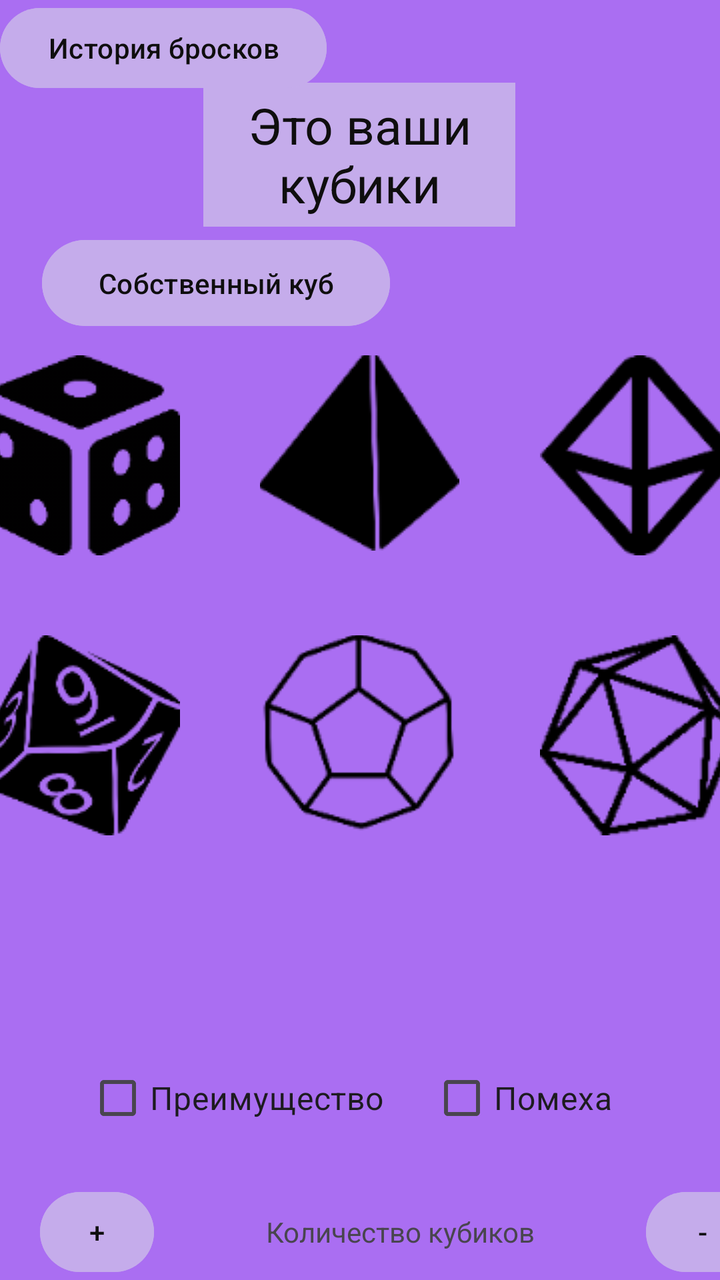
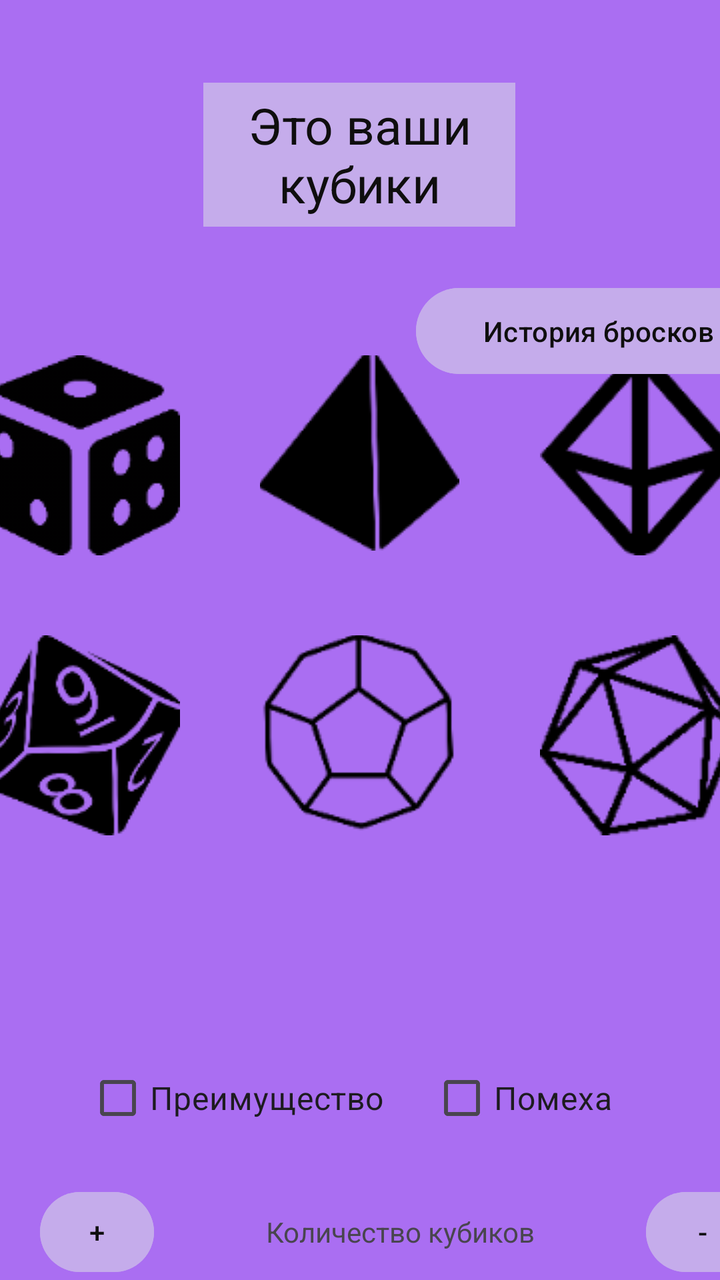

The first picture is an Android layout as it rendered before a commit; the second is the same layout after the commit. The layout source and the unified diff follow.
<!-- AndroidManifest.xml: application theme Theme.DicePool -->
<!-- res/layout/activity_main.xml -->
<?xml version="1.0" encoding="utf-8"?>
<androidx.constraintlayout.widget.ConstraintLayout xmlns:android="http://schemas.android.com/apk/res/android"
    xmlns:app="http://schemas.android.com/apk/res-auto"
    xmlns:tools="http://schemas.android.com/tools"
    android:id="@+id/main"
    android:layout_width="match_parent"
    android:layout_height="match_parent"
    android:background="#D8611616"
    android:backgroundTint="#9B56F0"
    tools:context=".MainActivity">

    <TextView
        android:layout_width="156dp"
        android:layout_height="72dp"
        android:background="#C5ACEB"
        android:gravity="center"
        android:text="Это ваши кубики"
        android:textColor="#0F0E0E"
        android:textColorHighlight="#662DEB"
        android:textColorHint="#662DEB"
        android:textColorLink="#662DEB"
        android:textSize="25dp"
        app:layout_constraintBottom_toBottomOf="parent"
        app:layout_constraintEnd_toEndOf="parent"
        app:layout_constraintHorizontal_bias="0.498"
        app:layout_constraintStart_toStartOf="parent"
        app:layout_constraintTop_toTopOf="parent"
        app:layout_constraintVertical_bias="0.073" />

    <LinearLayout
        android:layout_width="match_parent"
        android:layout_height="wrap_content"
        android:layout_marginTop="20dp"
        android:layout_marginBottom="4dp"
        android:gravity="center"
        android:orientation="vertical"
        app:layout_constraintBottom_toBottomOf="parent"
        app:layout_constraintEnd_toEndOf="parent"
        app:layout_constraintTop_toTopOf="parent"
        app:layout_constraintVertical_bias="0.41">


        <LinearLayout
            android:id="@+id/linearLayout2"
            android:layout_width="398dp"
            android:layout_height="wrap_content"
            android:gravity="center"
            android:orientation="horizontal">

            <ImageButton
                android:id="@+id/D6"
                android:layout_width="100dp"
                android:layout_height="100dp"
                android:layout_margin="20dp"
                android:backgroundTint="#00FFFFFF"
                android:contentDescription="@string/d6"
                android:src="@drawable/d6"
                android:text="@string/d6"
                android:textAlignment="viewStart"
                android:textDirection="locale" />

            <ImageButton
                android:id="@+id/D4"
                style="@android:style/Widget.ImageButton"
                android:layout_width="100dp"
                android:layout_height="100dp"
                android:layout_margin="20dp"
                android:backgroundTint="#008E4747"
                android:contentDescription="@string/d4"
                android:src="@drawable/d4"
                android:textAlignment="textEnd"
                android:textDirection="anyRtl" />

            <ImageButton
                android:id="@+id/D8"
                android:layout_width="100dp"
                android:layout_height="100dp"
                android:layout_margin="20dp"
                android:backgroundTint="#00FFFFFF"
                android:contentDescription="@string/d8"
                android:src="@drawable/d8" />

        </LinearLayout>

        <LinearLayout
            android:id="@+id/linearLayout"
            android:layout_width="wrap_content"
            android:layout_height="wrap_content"
            android:gravity="center"
            android:orientation="horizontal">

            <ImageButton
                android:id="@+id/D10"
                android:layout_width="100dp"
                android:layout_height="100dp"
                android:layout_margin="20dp"
                android:backgroundTint="#00FFFFFF"
                android:contentDescription="@string/d10"
                android:src="@drawable/d10" />

            <ImageButton
                android:id="@+id/D12"
                style="@android:style/Widget.ImageButton"
                android:layout_width="100dp"
                android:layout_height="100dp"
                android:layout_margin="20dp"
                android:backgroundTint="#008E4747"
                android:contentDescription="@string/d12"
                android:src="@drawable/d12" />

            <ImageButton
                android:id="@+id/D20"
                android:layout_width="100dp"
                android:layout_height="100dp"
                android:layout_margin="20dp"
                android:backgroundTint="#00FFFFFF"
                android:contentDescription="@string/d12"
                android:src="@drawable/d20" />

        </LinearLayout>
    </LinearLayout>

    <LinearLayout
        android:id="@+id/linearCheck"
        android:layout_width="wrap_content"
        android:layout_height="wrap_content"
        android:layout_marginStart="150dp"
        android:layout_marginTop="520dp"
        android:layout_marginEnd="140dp"
        android:gravity="center"
        android:orientation="horizontal"
        app:layout_constraintEnd_toEndOf="parent"
        app:layout_constraintStart_toStartOf="parent"
        app:layout_constraintTop_toTopOf="parent"
        tools:ignore="MissingConstraints">

        <CheckBox
            android:id="@+id/Adv"
            android:layout_width="172dp"
            android:layout_height="58dp"
            android:text="Преимущество"
            android:textSize="16sp"
            tools:layout_editor_absoluteX="76dp"
            tools:layout_editor_absoluteY="520dp" />

        <CheckBox
            android:id="@+id/Disadv"
            android:layout_width="112dp"
            android:layout_height="58dp"
            android:gravity="center_vertical"
            android:text="Помеха"
            android:textSize="16sp"
            tools:layout_editor_absoluteX="76dp"
            tools:layout_editor_absoluteY="520dp" />
    </LinearLayout>
    <LinearLayout
        android:layout_width="373dp"
        android:layout_height="52dp"
        android:layout_marginStart="20dp"
        android:layout_marginTop="592dp"
        android:orientation="horizontal"
        app:layout_constraintStart_toStartOf="parent"
        app:layout_constraintTop_toTopOf="parent"
        tools:ignore="MissingConstraints">

        <Button
            android:id="@+id/Plus1"
            android:layout_width="57dp"
            android:layout_height="wrap_content"
            android:backgroundTint="#C5ACEB"
            android:text="@string/plus"
            android:textColor="#0F0E0E" />
        <TextView
            android:id="@+id/cntofdice"
            android:layout_width="246dp"
            android:layout_height="wrap_content"
            android:gravity="center"
            android:text="Количество кубиков"/>

        <Button
            android:id="@+id/Minus1"
            android:layout_width="57dp"
            android:layout_height="wrap_content"
            android:layout_gravity="top"
            android:backgroundTint="#C5ACEB"
            android:text="@string/minus"
            android:textColor="#0F0E0E" />
    </LinearLayout>

    <LinearLayout
        android:layout_width="373dp"
        android:layout_height="52dp"
        android:layout_marginStart="16dp"
        android:layout_marginTop="660dp"
        android:orientation="horizontal"
        app:layout_constraintStart_toStartOf="parent"
        app:layout_constraintTop_toTopOf="parent"
        tools:ignore="MissingConstraints">

        <Button
            android:id="@+id/Plus2"
            android:layout_width="57dp"
            android:layout_height="wrap_content"
            android:layout_marginStart="5dp"
            android:backgroundTint="#C5ACEB"
            android:text="@string/plus"
            android:textColor="#0F0E0E" />

        <TextView
            android:id="@+id/moreres"
            android:layout_width="246dp"
            android:layout_height="wrap_content"
            android:gravity="center"
            android:text="Плюс к значению"/>

        <Button
            android:id="@+id/Minus2"
            android:layout_width="57dp"
            android:layout_height="wrap_content"
            android:layout_gravity="top"
            android:backgroundTint="#C5ACEB"
            android:text="@string/minus"
            android:textColor="#0F0E0E" />
    </LinearLayout>

    <Button
        android:id="@+id/Custom"
        android:layout_width="174dp"
        android:layout_height="51dp"
        android:backgroundTint="#C5ACEB"
        android:text="Собственный куб"
        android:textColor="#0F0E0E"
        android:textColorLink="#C5ACEB"
        app:iconTint="#C5ACEB"
        app:layout_constraintBottom_toBottomOf="parent"
        app:layout_constraintEnd_toEndOf="parent"
        app:layout_constraintHorizontal_bias="0.113"
        app:layout_constraintStart_toStartOf="parent"
        app:layout_constraintTop_toTopOf="parent"
        app:layout_constraintVertical_bias="0.197"
        tools:ignore="MissingConstraints" />

    <Button
        android:id="@+id/button"
        android:layout_width="wrap_content"
        android:layout_height="wrap_content"
        android:backgroundTint="#C5ACEB"
        android:text="История бросков"
        android:textColor="#0F0E0E"
        android:onClick="openSecondActivity"
        tools:layout_editor_absoluteX="226dp"
        tools:layout_editor_absoluteY="168dp"
        tools:ignore="MissingConstraints" />


</androidx.constraintlayout.widget.ConstraintLayout>
<!-- resources referenced by this layout -->
<resources>
  <!-- drawable d10: png bitmap (drawable, 5410 bytes) -->
  <!-- drawable d12: png bitmap (drawable, 4969 bytes) -->
  <!-- drawable d20: png bitmap (drawable, 5662 bytes) -->
  <!-- drawable d4: png bitmap (drawable, 2991 bytes) -->
  <!-- drawable d6: png bitmap (drawable, 3173 bytes) -->
  <!-- drawable d8: png bitmap (drawable, 3604 bytes) -->
  <string name="d10">D10</string>
  <string name="d12">D12</string>
  <string name="d4">D4</string>
  <string name="d6">D6</string>
  <string name="d8">D8</string>
  <string name="minus">-</string>
  <string name="plus">+</string>
  <style name="Theme.DicePool" parent="Base.Theme.DicePool" />
  <style name="Base.Theme.DicePool" parent="Theme.Material3.DayNight.NoActionBar">
          
          
      </style>
</resources>

<!-- the commit's change to res/layout/activity_main.xml (unified diff, before → after) -->
@@ -10,6 +10,7 @@
     tools:context=".MainActivity">
 
     <TextView
+        android:id="@+id/textView"
         android:layout_width="156dp"
         android:layout_height="72dp"
         android:background="#C5ACEB"
@@ -225,31 +226,35 @@
 
     <Button
         android:id="@+id/Custom"
-        android:layout_width="174dp"
+        android:layout_width="182dp"
         android:layout_height="51dp"
+        android:layout_gravity="top"
+        android:layout_marginStart="10dp"
+        android:layout_marginTop="25dp"
+        android:layout_marginBottom="545dp"
         android:backgroundTint="#C5ACEB"
         android:text="Собственный куб"
         android:textColor="#0F0E0E"
         android:textColorLink="#C5ACEB"
         app:iconTint="#C5ACEB"
         app:layout_constraintBottom_toBottomOf="parent"
-        app:layout_constraintEnd_toEndOf="parent"
-        app:layout_constraintHorizontal_bias="0.113"
-        app:layout_constraintStart_toStartOf="parent"
-        app:layout_constraintTop_toTopOf="parent"
-        app:layout_constraintVertical_bias="0.197"
+        app:layout_constraintStart_toStartOf="parent"
+        app:layout_constraintTop_toBottomOf="@+id/textView"
         tools:ignore="MissingConstraints" />
 
     <Button
         android:id="@+id/button"
-        android:layout_width="wrap_content"
-        android:layout_height="wrap_content"
+        android:layout_width="182dp"
+        android:layout_height="51dp"
+        android:layout_gravity="top"
+        android:layout_marginStart="208dp"
+        android:layout_marginTop="140dp"
         android:backgroundTint="#C5ACEB"
+        android:onClick="openSecondActivity"
         android:text="История бросков"
         android:textColor="#0F0E0E"
-        android:onClick="openSecondActivity"
-        tools:layout_editor_absoluteX="226dp"
-        tools:layout_editor_absoluteY="168dp"
+        app:layout_constraintStart_toStartOf="parent"
+        app:layout_constraintTop_toTopOf="parent"
         tools:ignore="MissingConstraints" />
 
 
